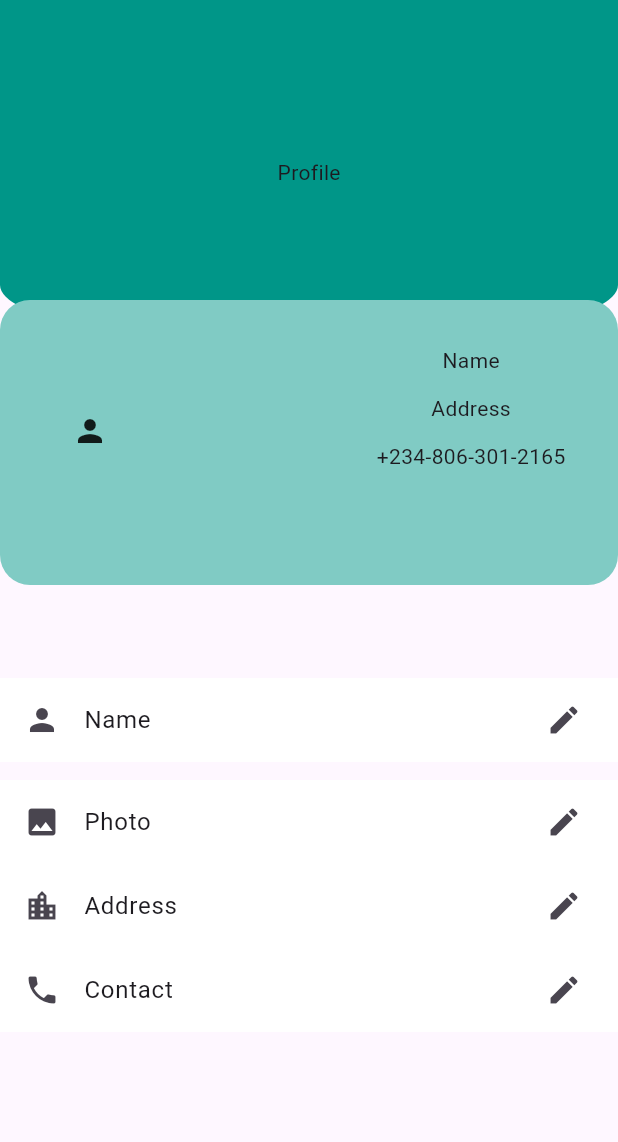
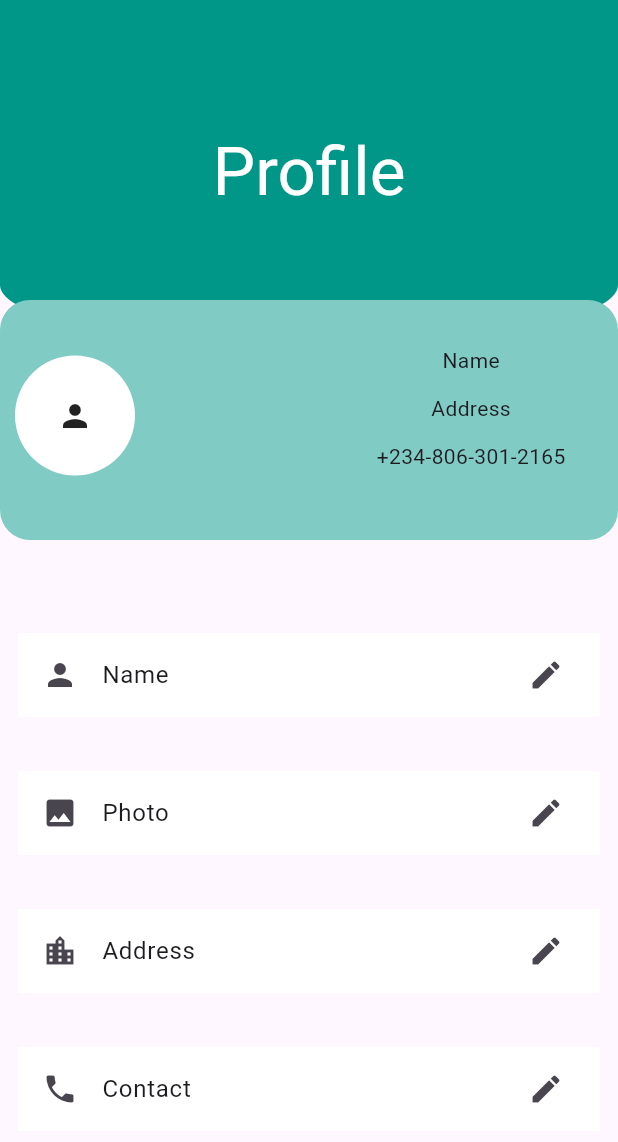
Before and after one commit to doublealpha21/crypto-wallet-UI, a Flutter app: the ProfilePage widget shown alone on an empty page, opened directly, on a phone screen of 412 x 824 dp. Shown: the top 1142 px of the screen. Run offline on Flutter 3.47's test engine with Material 3 defaults, Android fonts, the phone set to English and light mode, and no system bars; missing offline and left inert: crypto_font_icons.

Commit message:
Profile Page

```diff
--- a/lib/main.dart
+++ b/lib/main.dart
@@ -1,4 +1,5 @@
 import 'package:crypto_ui/home_page.dart';
+import 'package:crypto_ui/profile_page.dart';
 import 'package:crypto_ui/wallet_page.dart';
 import 'package:flutter/material.dart';
 
@@ -23,7 +24,7 @@
     List<Widget> widgets = [
       const HomePage(),
       const WalletPage(),
-      const Text('Coming Soon')
+      const ProfilePage(),
     ];
     return Scaffold(
       backgroundColor: Colors.white.withOpacity(0.8),
--- a/lib/profile_page.dart
+++ b/lib/profile_page.dart
@@ -10,7 +10,7 @@ class ProfilePage extends StatefulWidget {
 class _ProfilePageState extends State<ProfilePage> {
   @override
   Widget build(BuildContext context) {
-    return Column(
+    return ListView(
       children: [
         Container(
           height: 230,
@@ -27,9 +27,14 @@ class _ProfilePageState extends State<ProfilePage> {
               ),
             ),
           ),
-          child: const Align(
+          child: Align(
             alignment: Alignment.center,
-            child: Text('Profile'),
+            child: Text(
+              'Profile',
+              style: Theme.of(context).textTheme.displayMedium?.copyWith(
+                    color: Colors.white,
+                  ),
+            ),
           ),
         ),
         const SizedBox(
@@ -40,7 +45,7 @@ class _ProfilePageState extends State<ProfilePage> {
           child: Stack(
             children: [
               Container(
-                height: 190,
+                height: 160,
                 width: double.infinity,
                 decoration: BoxDecoration(
                   color: Colors.teal[200],
@@ -48,23 +53,27 @@ class _ProfilePageState extends State<ProfilePage> {
                 ),
               ),
               Padding(
-                padding: EdgeInsets.fromLTRB(
+                padding: const EdgeInsets.fromLTRB(
                   10,
                   37,
                   0,
                   2,
                 ),
                 child: Container(
-                  height: 100,
-                  width: 100,
-                  decoration: BoxDecoration(shape: BoxShape.circle),
-                  child: Icon(Icons.person),
+                  height: 80,
+                  width: 80,
+                  decoration: const BoxDecoration(
+                    shape: BoxShape.circle,
+                    color: Colors.white,
+                  ),
+                  child: const Icon(Icons.person),
                 ),
               ),
-              Positioned(
+              const Positioned(
                 top: 30,
                 right: 35,
                 child: Column(
+                  mainAxisAlignment: MainAxisAlignment.end,
                   children: [
                     Text('Name'),
                     SizedBox(
@@ -81,28 +90,31 @@ class _ProfilePageState extends State<ProfilePage> {
             ],
           ),
         ),
-        SizedBox(
-          height: 12,
-        ),
-        EditProfile(
+        const EditProfile(
           title: 'Name',
           leadingIcon: Icon(Icons.person),
           trailingIcon: Icon(Icons.edit),
         ),
-        SizedBox(
+        const SizedBox(
           height: 12,
         ),
-        EditProfile(
+        const EditProfile(
           title: 'Photo',
           leadingIcon: Icon(Icons.photo),
           trailingIcon: Icon(Icons.edit),
         ),
-        EditProfile(
+        const SizedBox(
+          height: 12,
+        ),
+        const EditProfile(
           title: 'Address',
           leadingIcon: Icon(Icons.location_city),
           trailingIcon: Icon(Icons.edit),
         ),
-        EditProfile(
+        const SizedBox(
+          height: 12,
+        ),
+        const EditProfile(
           title: 'Contact',
           leadingIcon: Icon(Icons.phone),
           trailingIcon: Icon(Icons.edit),
@@ -128,12 +140,15 @@ class EditProfile extends StatelessWidget {
 
   @override
   Widget build(BuildContext context) {
-    return ListTile(
-      tileColor: Colors.white,
-      onTap: onPressed,
-      leading: leadingIcon,
-      title: Text(title),
-      trailing: trailingIcon,
+    return Padding(
+      padding: const EdgeInsets.all(12.0),
+      child: ListTile(
+        tileColor: Colors.white,
+        onTap: onPressed,
+        leading: leadingIcon,
+        title: Text(title),
+        trailing: trailingIcon,
+      ),
     );
   }
 }
```
